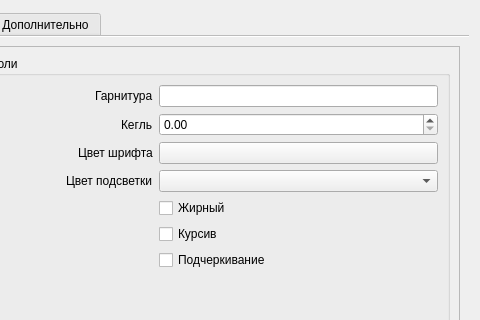
First picture: the form in sources/settings.ui, repository denzor200/BiffGui, before the edit; both pictures show x 179 to 659 and y 0 to 320 of the 659 by 483 pixel window.
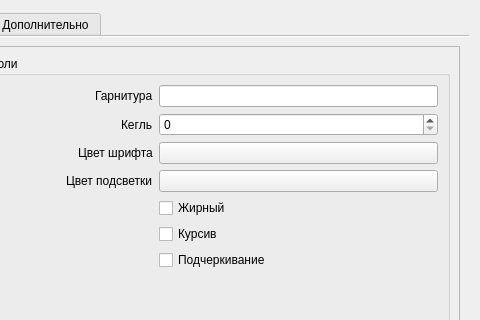
Second picture: the form after the edit. The open tabs and pages were chosen to show the change. Custom widgets are drawn as their Qt base class.

Commit message: More progressive settings in registry: first steps

The edit to the form file:
```diff
--- a/sources/settings.ui
+++ b/sources/settings.ui
@@ -886,16 +886,6 @@
                 </property>
                </widget>
               </item>
-              <item row="1" column="1">
-               <widget class="QDoubleSpinBox" name="doubleSpinBox_StyleSize_SelectedRole">
-                <property name="sizePolicy">
-                 <sizepolicy hsizetype="Expanding" vsizetype="Fixed">
-                  <horstretch>0</horstretch>
-                  <verstretch>0</verstretch>
-                 </sizepolicy>
-                </property>
-               </widget>
-              </item>
               <item row="2" column="1">
                <widget class="ColoredPushButton" name="coloredPushButton_StyleColor_SelectedRole">
                 <property name="text">
@@ -952,7 +942,14 @@
                </widget>
               </item>
               <item row="3" column="1">
-               <widget class="ColorListEditor" name="comboBox_StyleColorBack_SelectedRole"/>
+               <widget class="ColoredPushButton" name="coloredPushButton_StyleColorBack_SelectedRole">
+                <property name="text">
+                 <string/>
+                </property>
+               </widget>
+              </item>
+              <item row="1" column="1">
+               <widget class="QSpinBox" name="spinBox_StyleSize_SelectedRole"/>
               </item>
              </layout>
             </widget>
```
Left out of the diff: 2 changed lines with no effect on the pictures. The commit also changes 5 other files.
